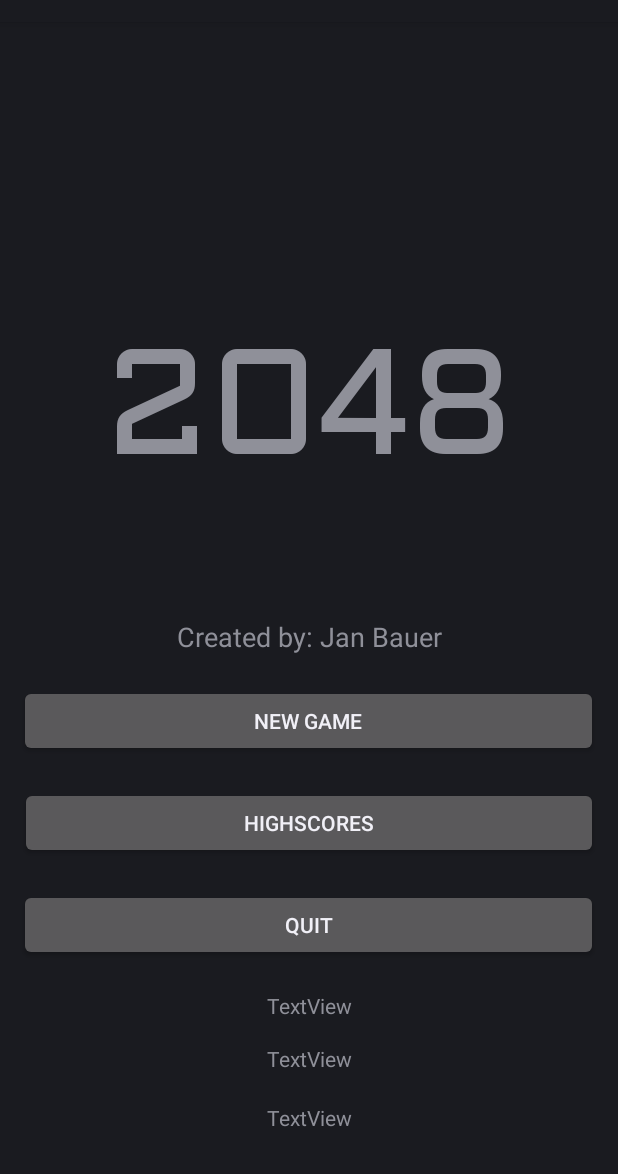
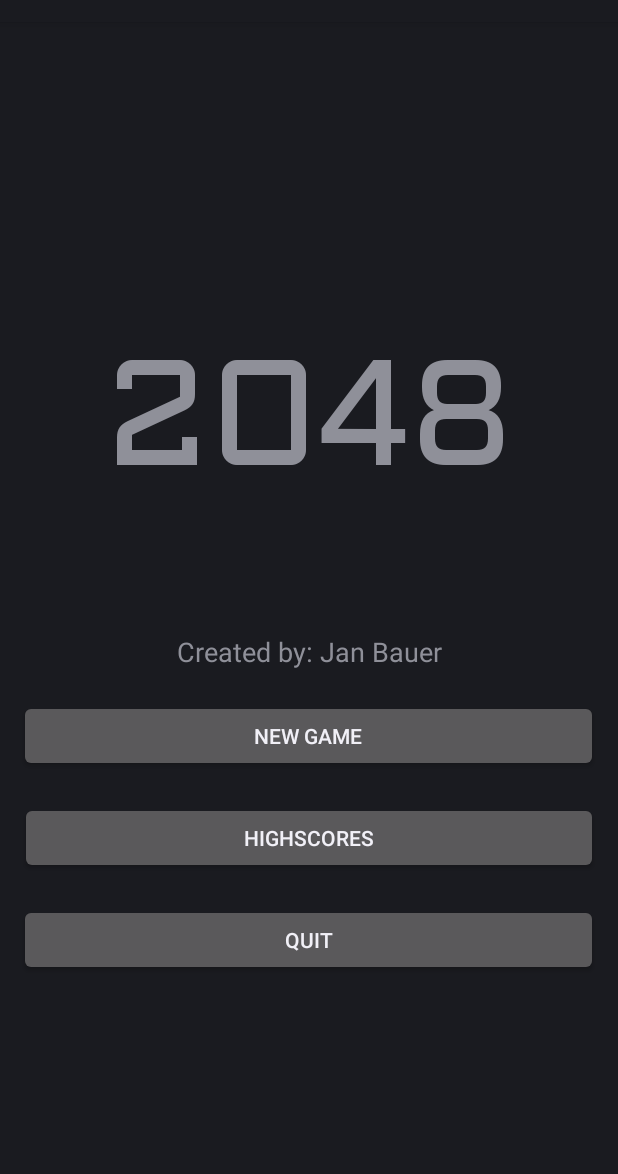
Before and after one commit to MrSchnitz/tamz-ii, an Android app: the screen it shows after launch (WelcomeActivity), on a phone screen of 412 x 824 dp, the part 62-1236 px from its top. Run offline under Robolectric (Android 15) with nearby library versions, the phone set to English and light mode, and no system bars.

Commit message:
Added some media improvements, delete some unnecessary code

```diff
--- a/app/src/main/AndroidManifest.xml
+++ b/app/src/main/AndroidManifest.xml
@@ -6,7 +6,7 @@
         android:allowBackup="true"
         android:icon="@mipmap/ic_launcher"
         android:label="@string/app_name"
-        android:roundIcon="@mipmap/ic_launcher_round"
+        android:roundIcon="@drawable/new2048c"
         android:supportsRtl="true">
         <activity android:name=".WelcomeActivity">
             <intent-filter>
--- a/app/src/main/java/com/example/jan/new2048/MainActivity.java
+++ b/app/src/main/java/com/example/jan/new2048/MainActivity.java
@@ -75,7 +75,7 @@ public class MainActivity extends Activity {
 
         this.myDb = new DatabaseHelper(this);
 
-        musicPlayer = MediaPlayer.create(this,R.raw.evilmorty);
+        musicPlayer = MediaPlayer.create(this,R.raw.mountainking);
         musicPlayer.setLooping(true);
         soundPlayer = MediaPlayer.create(this,R.raw.hit);
 
--- a/app/src/main/java/com/example/jan/new2048/WelcomeActivity.java
+++ b/app/src/main/java/com/example/jan/new2048/WelcomeActivity.java
@@ -66,9 +66,9 @@ public class WelcomeActivity extends Activity implements SensorEventListener{
         musicPlayer.setLooping(true);
         soundPlayer = MediaPlayer.create(this,R.raw.hit);
 
-        textX = findViewById(R.id.textX);
-        textY = findViewById(R.id.textY);
-        textZ = findViewById(R.id.textZ);
+//        textX = findViewById(R.id.textX);
+//        textY = findViewById(R.id.textY);
+//        textZ = findViewById(R.id.textZ);
 
 //        mSensorManager = (SensorManager) getSystemService(
 //                Context.SENSOR_SERVICE);
--- a/app/src/main/res/layout/activity_main.xml
+++ b/app/src/main/res/layout/activity_main.xml
@@ -11,10 +11,11 @@
     <TextView
         android:id="@+id/mainLabel"
         android:layout_width="match_parent"
-        android:layout_height="146dp"
+        android:layout_height="122dp"
         android:fontFamily="@font/aldrich"
         android:paddingTop="10dp"
         android:text="2048"
+        android:textAlignment="center"
         android:textSize="80sp"
         android:textStyle="bold"
         tools:paddingLeft="20dp" />
@@ -26,7 +27,7 @@
         android:fontFamily="@font/aldrich"
         android:text="Score:"
         android:textAlignment="center"
-        android:textSize="30sp" />
+        android:textSize="36sp" />
 
     <com.example.jan.new2048.CanvasView
         android:id="@+id/canvasView"
--- a/app/src/main/res/layout/activity_welcome.xml
+++ b/app/src/main/res/layout/activity_welcome.xml
@@ -54,12 +54,12 @@
         android:id="@+id/quitButton"
         android:layout_width="386dp"
         android:layout_height="wrap_content"
-        android:layout_marginBottom="20dp"
+        android:layout_marginBottom="132dp"
         android:layout_marginEnd="8dp"
         android:layout_marginStart="8dp"
         android:onClick="quitClick"
         android:text="Quit"
-        app:layout_constraintBottom_toTopOf="@+id/textX"
+        app:layout_constraintBottom_toBottomOf="parent"
         app:layout_constraintEnd_toEndOf="parent"
         app:layout_constraintHorizontal_bias="0.444"
         app:layout_constraintStart_toStartOf="parent" />
@@ -77,40 +77,4 @@
         app:layout_constraintEnd_toEndOf="parent"
         app:layout_constraintStart_toStartOf="parent" />
 
-    <TextView
-        android:id="@+id/textX"
-        android:layout_width="wrap_content"
-        android:layout_height="wrap_content"
-        android:layout_marginBottom="16dp"
-        android:layout_marginEnd="8dp"
-        android:layout_marginStart="8dp"
-        android:text="TextView"
-        app:layout_constraintBottom_toTopOf="@+id/textY"
-        app:layout_constraintEnd_toEndOf="parent"
-        app:layout_constraintStart_toStartOf="parent" />
-
-    <TextView
-        android:id="@+id/textY"
-        android:layout_width="wrap_content"
-        android:layout_height="wrap_content"
-        android:layout_marginBottom="20dp"
-        android:layout_marginEnd="8dp"
-        android:layout_marginStart="8dp"
-        android:text="TextView"
-        app:layout_constraintBottom_toTopOf="@+id/textZ"
-        app:layout_constraintEnd_toEndOf="parent"
-        app:layout_constraintStart_toStartOf="parent" />
-
-    <TextView
-        android:id="@+id/textZ"
-        android:layout_width="wrap_content"
-        android:layout_height="wrap_content"
-        android:layout_marginBottom="28dp"
-        android:layout_marginEnd="8dp"
-        android:layout_marginStart="8dp"
-        android:text="TextView"
-        app:layout_constraintBottom_toBottomOf="parent"
-        app:layout_constraintEnd_toEndOf="parent"
-        app:layout_constraintStart_toStartOf="parent" />
-
 </android.support.constraint.ConstraintLayout>
```
Also changed, not shown: app/src/main/java/com/example/jan/new2048/CanvasView.java (+2 -6 lines), app/src/main/res/drawable/a2048icon.png (added), app/src/main/res/drawable/new2048.png (added), app/src/main/res/drawable/new2048b.png (added), app/src/main/res/drawable/new2048c.png (added), 2 other files.
